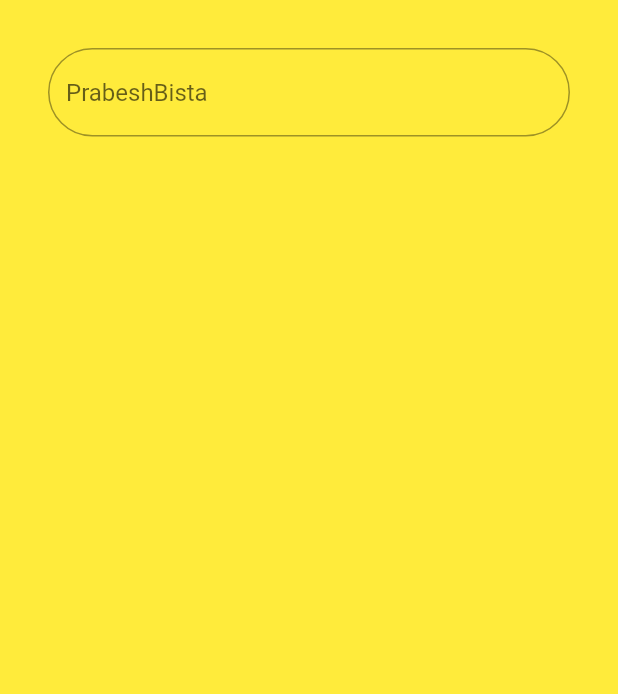
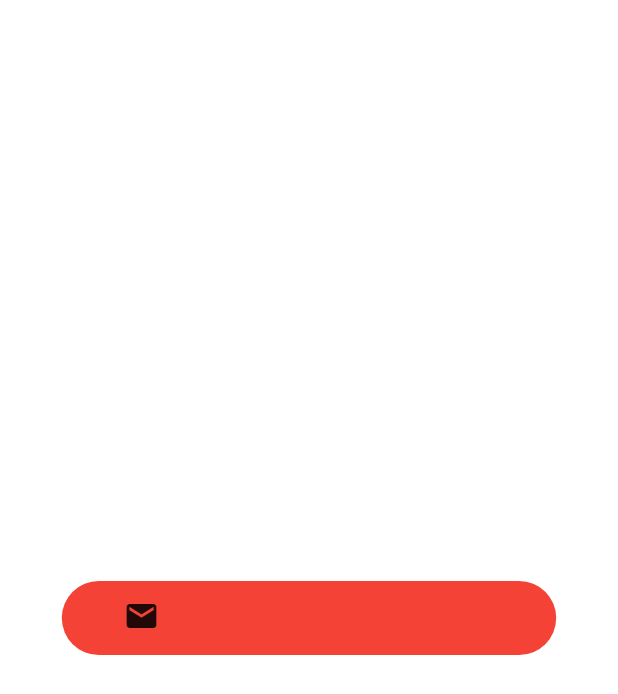
Before and after one commit to PrabeshPP/Sneakers-Shop, a Flutter app: the screen it shows after launch, on a phone screen of 412 x 824 dp. Shown: the top 694 px of the screen. Run offline on Flutter 3.47's test engine with Material 2 defaults, Android fonts, the phone set to English and light mode, and no system bars; our stand-ins replace bloc, equatable, flutter_bloc, google_fonts, shared_preferences.

Commit message:
Login page Design --->>>

```diff
--- a/sneakers/lib/view/widgets/UI/login_field.dart
+++ b/sneakers/lib/view/widgets/UI/login_field.dart
@@ -1,34 +1,32 @@
 import 'package:flutter/material.dart';
 
 class LoginField extends StatelessWidget {
-  const LoginField({ Key? key }) : super(key: key);
+  const LoginField({Key? key}) : super(key: key);
 
   @override
   Widget build(BuildContext context) {
     return Material(
-      child: Container(
-        height: MediaQuery.of(context).size.height,
-        width: MediaQuery.of(context).size.width,
-        color: Colors.red,
-        child: Container(
-          height: 20,
-          width: MediaQuery.of(context).size.width*0.6,
-          color: Colors.yellow,
-          child:const  Padding(
-            padding:  EdgeInsets.all(32.0),
-            child:  TextField(
+      child: SizedBox(
+          height: MediaQuery.of(context).size.height,
+          width: MediaQuery.of(context).size.width,
+          child: Center(
+            child: Stack(
+              children: [
+                Container(
+                  height: MediaQuery.of(context).size.height * 0.06,
+                  width: MediaQuery.of(context).size.width * 0.8,
+                  decoration: BoxDecoration(
+                    borderRadius: BorderRadius.circular(26.0),
+                    color: Colors.red,
+                  ),
+                ),
+                Positioned(left: MediaQuery.of(context).size.width*0.1,
+                top: MediaQuery.of(context).size.height*0.014,
+                child: Icon(Icons.email)),
 
-              decoration: InputDecoration(
-               border: OutlineInputBorder(
-                 borderRadius: BorderRadius.all(Radius.circular(32.0))
-               ),
-                hintText: "PrabeshBista"
-              ),
+              ],
             ),
-          ),
-        ),
-
-      ),
+          )),
     );
   }
 }
```
